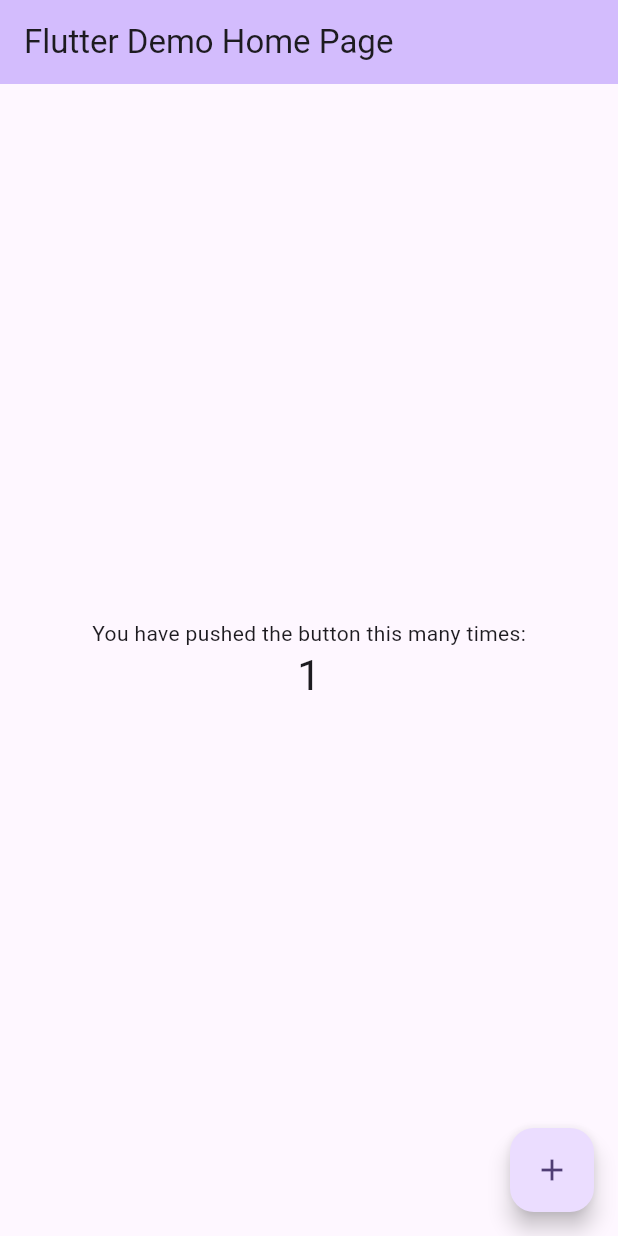
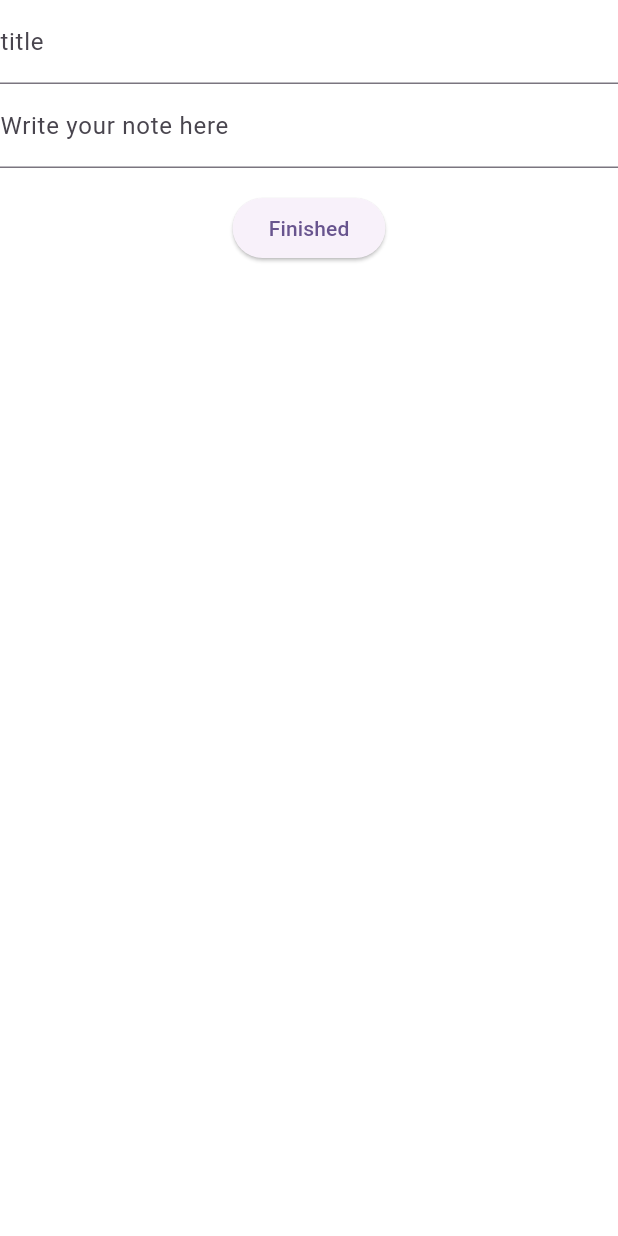
Before and after one commit to sue0-si/note-app, a Flutter app: the screen it shows after launch, after a tap on the "add" icon, on a phone screen of 412 x 824 dp. Run offline on Flutter 3.47's test engine with Material 3 defaults, Android fonts, the phone set to English and light mode, and no system bars; our stand-ins replace hive; accounts and stored records are empty; generated files the repository leaves out were written again.

Commit message:
add: model class, ui setup

```diff
--- /dev/null
+++ b/lib/data/note_model.dart
@@ -0,0 +1,72 @@
+import 'package:hive/hive.dart';
+part 'note_model.g.dart';
+
+@HiveType(typeId: 0)
+class Note extends HiveObject {
+  @HiveField(0)
+  int? id;
+
+  @HiveField(1)
+  String title;
+
+  @HiveField(2)
+  String description;
+
+//<editor-fold desc="Data Methods">
+  Note({
+    this.id,
+    required this.title,
+    required this.description,
+  });
+
+  @override
+  bool operator ==(Object other) =>
+      identical(this, other) ||
+      (other is Note &&
+          runtimeType == other.runtimeType &&
+          id == other.id &&
+          title == other.title &&
+          description == other.description);
+
+  @override
+  int get hashCode => id.hashCode ^ title.hashCode ^ description.hashCode;
+
+  @override
+  String toString() {
+    return 'Note{' +
+        ' id: $id,' +
+        ' title: $title,' +
+        ' description: $description,' +
+        '}';
+  }
+
+  Note copyWith({
+    int? id,
+    String? title,
+    String? description,
+  }) {
+    return Note(
+      id: id ?? this.id,
+      title: title ?? this.title,
+      description: description ?? this.description,
+    );
+  }
+
+  Map<String, dynamic> toMap() {
+    return {
+      'id': this.id,
+      'title': this.title,
+      'description': this.description,
+    };
+  }
+
+  factory Note.fromMap(Map<String, dynamic> map) {
+    return Note(
+      id: map['id'] as int,
+      title: map['title'] as String,
+      description: map['description'] as String,
+    );
+  }
+
+//</editor-fold>
+}
--- a/lib/main.dart
+++ b/lib/main.dart
@@ -1,4 +1,5 @@
 import 'package:flutter/material.dart';
+import 'package:note_app/ui/main_screen.dart';
 
 void main() {
   runApp(const MyApp());
@@ -13,113 +14,11 @@ class MyApp extends StatelessWidget {
     return MaterialApp(
       title: 'Flutter Demo',
       theme: ThemeData(
-        // This is the theme of your application.
-        //
-        // TRY THIS: Try running your application with "flutter run". You'll see
-        // the application has a purple toolbar. Then, without quitting the app,
-        // try changing the seedColor in the colorScheme below to Colors.green
-        // and then invoke "hot reload" (save your changes or press the "hot
-        // reload" button in a Flutter-supported IDE, or press "r" if you used
-        // the command line to start the app).
-        //
-        // Notice that the counter didn't reset back to zero; the application
-        // state is not lost during the reload. To reset the state, use hot
-        // restart instead.
-        //
-        // This works for code too, not just values: Most code changes can be
-        // tested with just a hot reload.
+
         colorScheme: ColorScheme.fromSeed(seedColor: Colors.deepPurple),
         useMaterial3: true,
       ),
-      home: const MyHomePage(title: 'Flutter Demo Home Page'),
+      home: const MainScreen(),
     );
   }
 }
-
-class MyHomePage extends StatefulWidget {
-  const MyHomePage({super.key, required this.title});
-
-  // This widget is the home page of your application. It is stateful, meaning
-  // that it has a State object (defined below) that contains fields that affect
-  // how it looks.
-
-  // This class is the configuration for the state. It holds the values (in this
-  // case the title) provided by the parent (in this case the App widget) and
-  // used by the build method of the State. Fields in a Widget subclass are
-  // always marked "final".
-
-  final String title;
-
-  @override
-  State<MyHomePage> createState() => _MyHomePageState();
-}
-
-class _MyHomePageState extends State<MyHomePage> {
-  int _counter = 0;
-
-  void _incrementCounter() {
-    setState(() {
-      // This call to setState tells the Flutter framework that something has
-      // changed in this State, which causes it to rerun the build method below
-      // so that the display can reflect the updated values. If we changed
-      // _counter without calling setState(), then the build method would not be
-      // called again, and so nothing would appear to happen.
-      _counter++;
-    });
-  }
-
-  @override
-  Widget build(BuildContext context) {
-    // This method is rerun every time setState is called, for instance as done
-    // by the _incrementCounter method above.
-    //
-    // The Flutter framework has been optimized to make rerunning build methods
-    // fast, so that you can just rebuild anything that needs updating rather
-    // than having to individually change instances of widgets.
-    return Scaffold(
-      appBar: AppBar(
-        // TRY THIS: Try changing the color here to a specific color (to
-        // Colors.amber, perhaps?) and trigger a hot reload to see the AppBar
-        // change color while the other colors stay the same.
-        backgroundColor: Theme.of(context).colorScheme.inversePrimary,
-        // Here we take the value from the MyHomePage object that was created by
-        // the App.build method, and use it to set our appbar title.
-        title: Text(widget.title),
-      ),
-      body: Center(
-        // Center is a layout widget. It takes a single child and positions it
-        // in the middle of the parent.
-        child: Column(
-          // Column is also a layout widget. It takes a list of children and
-          // arranges them vertically. By default, it sizes itself to fit its
-          // children horizontally, and tries to be as tall as its parent.
-          //
-          // Column has various properties to control how it sizes itself and
-          // how it positions its children. Here we use mainAxisAlignment to
-          // center the children vertically; the main axis here is the vertical
-          // axis because Columns are vertical (the cross axis would be
-          // horizontal).
-          //
-          // TRY THIS: Invoke "debug painting" (choose the "Toggle Debug Paint"
-          // action in the IDE, or press "p" in the console), to see the
-          // wireframe for each widget.
-          mainAxisAlignment: MainAxisAlignment.center,
-          children: <Widget>[
-            const Text(
-              'You have pushed the button this many times:',
-            ),
-            Text(
-              '$_counter',
-              style: Theme.of(context).textTheme.headlineMedium,
-            ),
-          ],
-        ),
-      ),
-      floatingActionButton: FloatingActionButton(
-        onPressed: _incrementCounter,
-        tooltip: 'Increment',
-        child: const Icon(Icons.add),
-      ), // This trailing comma makes auto-formatting nicer for build methods.
-    );
-  }
-}
--- /dev/null
+++ b/lib/ui/create_screen.dart
@@ -0,0 +1,66 @@
+import 'package:flutter/cupertino.dart';
+import 'package:flutter/material.dart';
+
+class CreateScreen extends StatefulWidget {
+  const CreateScreen({super.key});
+
+  @override
+  State<CreateScreen> createState() => _CreateScreenState();
+}
+
+class _CreateScreenState extends State<CreateScreen> {
+  final _titleController = TextEditingController();
+  final _descriptionController = TextEditingController();
+  final _formKey = GlobalKey<FormState>();
+
+  @override
+  void dispose() {
+    _titleController.dispose();
+    _descriptionController.dispose();
+    super.dispose();
+  }
+
+  @override
+  Widget build(BuildContext context) {
+    return Form(
+      key: _formKey,
+      child: Column(
+        children: [
+          TextFormField(
+            controller: _titleController,
+            decoration: const InputDecoration(labelText: 'title'),
+            validator: (value) {
+              if (value == null || value.isEmpty) {
+                return 'input field is required';
+              }
+              return null;
+            },
+          ),
+          TextFormField(
+            controller: _descriptionController,
+            decoration: const InputDecoration(labelText: 'Write your note here'),
+            validator: (value) {
+              if (value == null || value.isEmpty) {
+                return 'input field is required';
+              }
+              return null;
+            },
+          ),
+          Padding(
+            padding: const EdgeInsets.symmetric(vertical: 16),
+            child: ElevatedButton(
+              onPressed: () {
+                if (_formKey.currentState!.validate()) {
+                  // todo: save title & desc into db
+                  // note.title = _titleController.text;
+                  // note.description = _descriptionController.text;
+                }
+              },
+              child: const Text('Finished'),
+            ),
+          ),
+        ],
+      ),
+    );
+  }
+}
--- /dev/null
+++ b/lib/ui/main_screen.dart
@@ -0,0 +1,102 @@
+import 'package:flutter/material.dart';
+
+import 'create_screen.dart';
+
+class MainScreen extends StatefulWidget {
+  const MainScreen({super.key});
+
+  @override
+  State<MainScreen> createState() => _MainScreenState();
+}
+
+class _MainScreenState extends State<MainScreen> {
+  final _updateTitleController = TextEditingController();
+  final _updateDescriptionController = TextEditingController();
+  final _formKey = GlobalKey<FormState>();
+
+  @override
+  void dispose() {
+    _updateTitleController.dispose();
+    _updateDescriptionController.dispose();
+    super.dispose();
+  }
+
+  @override
+  Widget build(BuildContext context) {
+    return Scaffold(
+      body: ListView.builder(
+        itemCount: 10, // note.length
+        itemBuilder: (context, index) => ListTile(
+          title: Text('제목'),
+          trailing: Row(
+            children: [
+              IconButton(
+                  onPressed: () {
+                    Form(
+                      key: _formKey,
+                      child: Column(
+                        children: [
+                          TextFormField(
+                            controller: _updateTitleController,
+                            decoration: InputDecoration(labelText: 'title'),
+                            validator: (value) {
+                              if (value == null || value.isEmpty) {
+                                return 'input field is required';
+                              }
+                              return null;
+                            },
+                          ),
+                          TextFormField(
+                            controller: _updateDescriptionController,
+                            decoration: InputDecoration(labelText: 'Write your note here'),
+                            validator: (value) {
+                              if (value == null || value.isEmpty) {
+                                return 'input field is required';
+                              }
+                              return null;
+                            },
+                          ),
+                          Padding(
+                            padding: const EdgeInsets.symmetric(vertical: 16),
+                            child: ElevatedButton(
+                              onPressed: () {
+                                if (_formKey.currentState!.validate()) {
+                                  //
+                                }
+                              },
+                              child: const Text('Finished'),
+                            ),
+                          ),
+                        ],
+                      ),
+                    );
+                    // TextField(
+                    //   controller: _updateController,
+                    //
+                    //   // note.description = _updateController.text
+                    // );
+                  },
+                  icon: Icon(Icons.edit_note)),
+              IconButton(
+                onPressed: () {
+                  // TODO: 메모 지우는 로직
+                },
+                icon: Icon(Icons.delete_forever),
+              ),
+            ],
+          ),
+        ),
+      ),
+      floatingActionButton: FloatingActionButton(
+        onPressed: () async {
+          await Navigator.push(
+            context,
+            MaterialPageRoute(builder: (context) => const CreateScreen()),
+          );
+          setState(() {});
+        },
+        child: const Icon(Icons.add),
+      ),
+    );
+  }
+}
--- a/pubspec.yaml
+++ b/pubspec.yaml
@@ -35,6 +35,8 @@ dependencies:
   # The following adds the Cupertino Icons font to your application.
   # Use with the CupertinoIcons class for iOS style icons.
   cupertino_icons: ^1.0.2
+  hive: ^2.2.3
+  hive_flutter: ^1.1.0
 
 dev_dependencies:
   flutter_test:
@@ -46,6 +48,8 @@ dev_dependencies:
   # package. See that file for information about deactivating specific lint
   # rules and activating additional ones.
   flutter_lints: ^2.0.0
+  hive_generator: ^2.0.1
+  build_runner: ^2.4.7
 
 # For information on the generic Dart part of this file, see the
 # following page: https://dart.dev/tools/pub/pubspec
```
Also changed, not shown: pubspec.lock.
